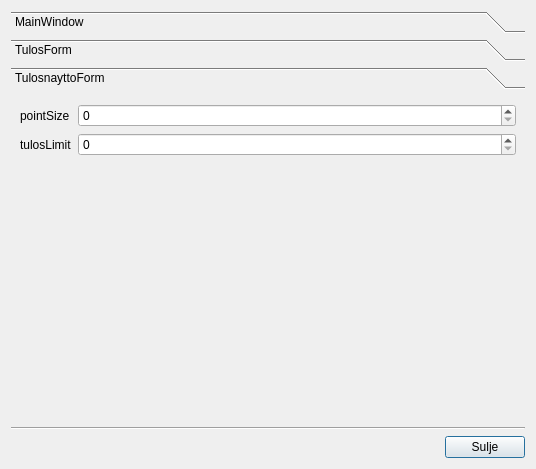
Hatell/Tulospalvelu, file gui/dialog/asetuksetdialog.ui: the form before one commit.
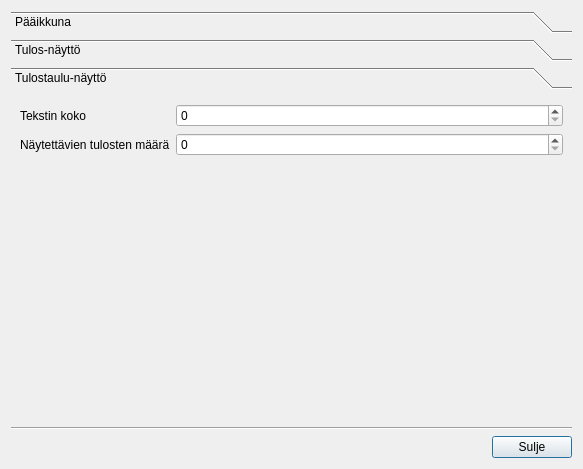
The form after the commit.

Commit message: AsetuksetDialog: Päivitetty selitteitä.

```diff
--- a/gui/dialog/asetuksetdialog.ui
+++ b/gui/dialog/asetuksetdialog.ui
@@ -6,7 +6,7 @@
    <rect>
     <x>0</x>
     <y>0</y>
-    <width>536</width>
+    <width>583</width>
     <height>469</height>
    </rect>
   </property>
@@ -29,7 +29,7 @@
        </rect>
       </property>
       <attribute name="label">
-       <string>MainWindow</string>
+       <string>Pääikkuna</string>
       </attribute>
       <layout class="QFormLayout" name="formLayout">
        <item row="0" column="0">
@@ -65,7 +65,7 @@
        </rect>
       </property>
       <attribute name="label">
-       <string>TulosForm</string>
+       <string>Tulos-näyttö</string>
       </attribute>
       <layout class="QFormLayout" name="formLayout_2">
        <item row="0" column="0">
@@ -98,14 +98,22 @@
       </layout>
      </widget>
      <widget class="QWidget" name="page_5">
+      <property name="geometry">
+       <rect>
+        <x>0</x>
+        <y>0</y>
+        <width>565</width>
+        <height>298</height>
+       </rect>
+      </property>
       <attribute name="label">
-       <string>TulosnayttoForm</string>
+       <string>Tulostaulu-näyttö</string>
       </attribute>
       <layout class="QFormLayout" name="formLayout_3">
        <item row="0" column="0">
         <widget class="QLabel" name="label_3">
          <property name="text">
-          <string>pointSize</string>
+          <string>Tekstin koko</string>
          </property>
         </widget>
        </item>
@@ -115,7 +123,7 @@
        <item row="1" column="0">
         <widget class="QLabel" name="label_4">
          <property name="text">
-          <string>tulosLimit</string>
+          <string>Näytettävien tulosten määrä</string>
          </property>
         </widget>
        </item>
```
Left out of the diff: 16 changed lines with no effect on the pictures.
